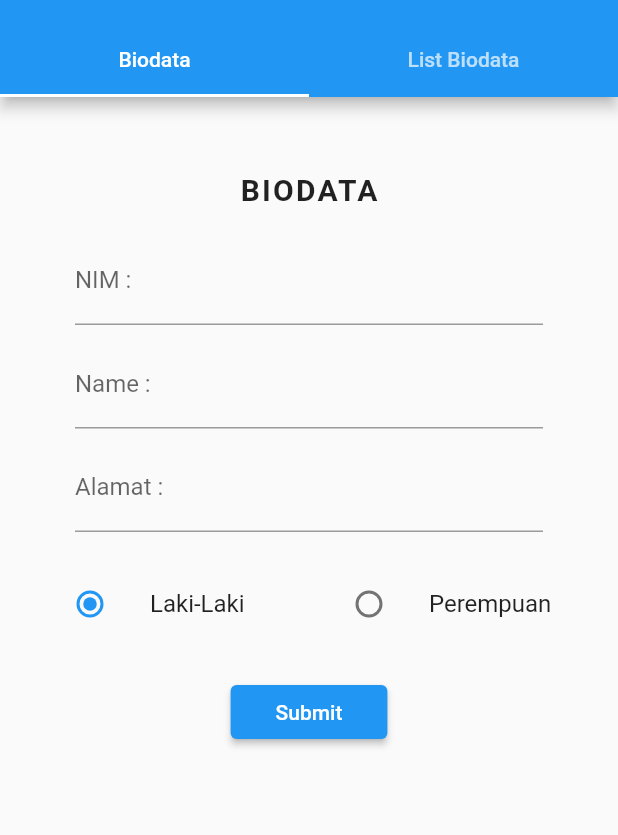
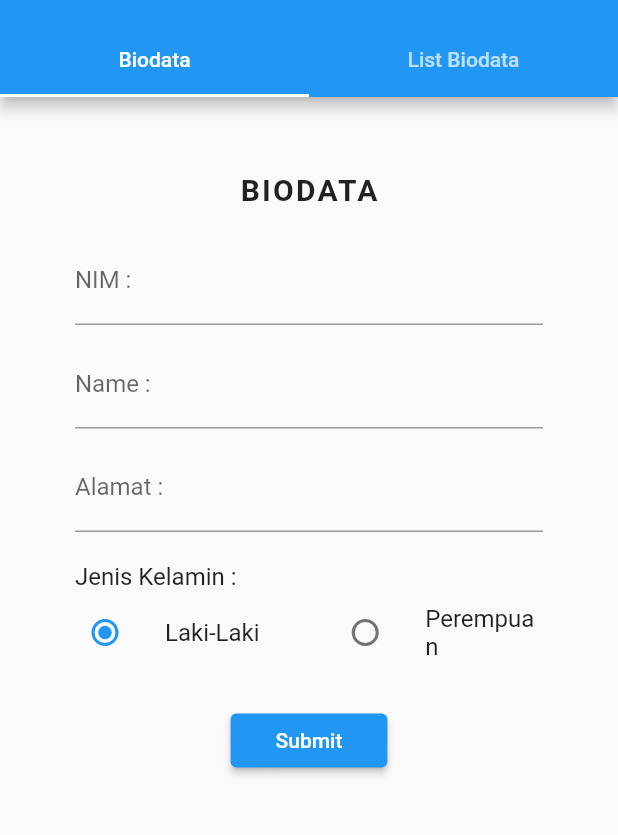
Before and after one commit to Krismawatii/UASSSSSSS_MOBELLLL, a Flutter app: the screen it shows after launch, on a phone screen of 412 x 824 dp, the part 59-894 px from its top. Run offline on Flutter 3.47's test engine with Material 2 defaults, Android fonts, the phone set to English and light mode, and no system bars.

Commit message:
add title for gender

```diff
--- a/lib/pages/home_page.dart
+++ b/lib/pages/home_page.dart
@@ -87,9 +87,21 @@ class _Homepage extends State<HomePage> {
                     margin: const EdgeInsets.only(left: 50, right: 50, top: 10),
                     // margin: const EdgeInsets.only(top: 20),,
                   ),
-                  // ~~~~~~~~~~~~~~ End of Input Nama ~~~~~~~~~~~~~~~~~~~
+                  // ~~~~~~~~~~~~~~ End of Input Alamat ~~~~~~~~~~~~~~~~~~~
 
                   // ~~~~~~~~~~~~~~~~ Radio Button ~~~~~~~~~~~~~~~~
+                  Container(
+                    child: Row(
+                      children: [
+                        Expanded(
+                            child: Text(
+                          'Jenis Kelamin :',
+                          style: TextStyle(fontSize: 16),
+                        ))
+                      ],
+                    ),
+                    margin: EdgeInsets.only(left: 50, top: 20),
+                  ),
                   Container(
                     child: Row(children: <Widget>[
                       Expanded(
@@ -121,7 +133,7 @@ class _Homepage extends State<HomePage> {
                         ),
                       ),
                     ]),
-                    margin: const EdgeInsets.only(left: 20, right: 20, top: 20),
+                    margin: EdgeInsets.only(left: 30, right: 35),
                   ),
                   Container(
                       margin: EdgeInsets.only(top: 20),
```
